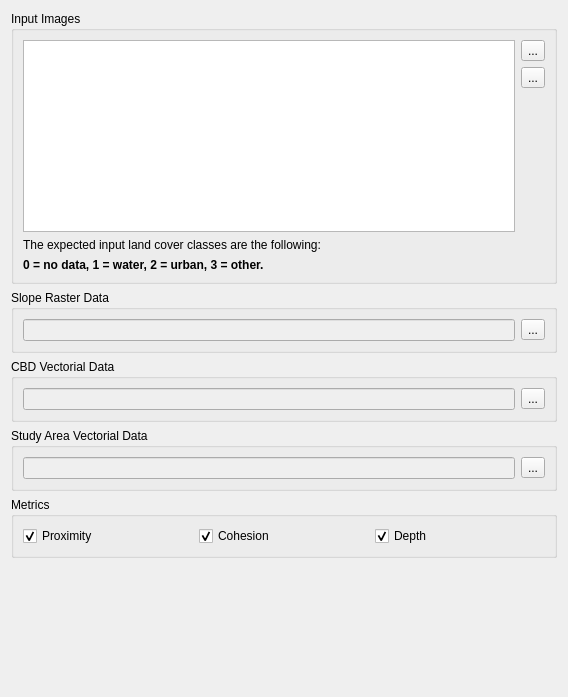
Above: src/terralib_mod_growth_qt/ui/SprawlMetricsWidgetForm.ui from ericabreu82/urban_analysis before the change. Below: the same form after it.
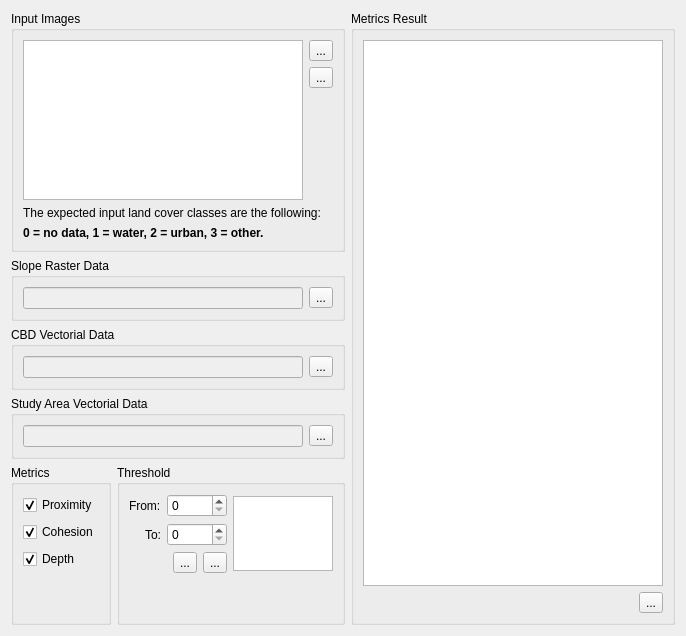
That is the form after the change.

Commit message: SprawlMetricsWidget enhancements

```diff
--- a/src/terralib_mod_growth_qt/ui/SprawlMetricsWidgetForm.ui
+++ b/src/terralib_mod_growth_qt/ui/SprawlMetricsWidgetForm.ui
@@ -6,21 +6,176 @@
    <rect>
     <x>0</x>
     <y>0</y>
-    <width>568</width>
-    <height>697</height>
+    <width>683</width>
+    <height>636</height>
    </rect>
   </property>
   <property name="windowTitle">
    <string>Sprawl Metrics</string>
   </property>
+  <layout class="QGridLayout" name="gridLayout_21">
+   <item row="0" column="0">
+    <layout class="QGridLayout" name="gridLayout_20">
+     <item row="0" column="0">
+      <layout class="QGridLayout" name="gridLayout_19">
+       <item row="4" column="0">
+        <layout class="QGridLayout" name="gridLayout_18">
+         <item row="0" column="0">
+          <widget class="QGroupBox" name="groupBox_6">
+           <property name="title">
+            <string>Metrics</string>
+           </property>
+           <property name="flat">
+            <bool>true</bool>
+           </property>
+           <layout class="QGridLayout" name="gridLayout_11">
+            <item row="0" column="0">
+             <widget class="QCheckBox" name="m_proximityCheckBox">
+              <property name="text">
+               <string>Proximity</string>
+              </property>
+              <property name="checked">
+               <bool>true</bool>
+              </property>
+             </widget>
+            </item>
+            <item row="2" column="0">
+             <widget class="QCheckBox" name="m_depthCheckBox">
+              <property name="text">
+               <string>Depth</string>
+              </property>
+              <property name="checked">
+               <bool>true</bool>
+              </property>
+             </widget>
+            </item>
+            <item row="1" column="0">
+             <widget class="QCheckBox" name="m_cohesionCheckBox">
+              <property name="text">
+               <string>Cohesion</string>
+              </property>
+              <property name="checked">
+               <bool>true</bool>
+              </property>
+             </widget>
+            </item>
+            <item row="3" column="0">
+             <spacer name="verticalSpacer_5">
+              <property name="orientation">
+               <enum>Qt::Vertical</enum>
+              </property>
+              <property name="sizeType">
+               <enum>QSizePolicy::Minimum</enum>
+              </property>
+              <property name="sizeHint" stdset="0">
+               <size>
+                <width>20</width>
+                <height>40</height>
+               </size>
+              </property>
+             </spacer>
+            </item>
+           </layout>
+          </widget>
+         </item>
+         <item row="0" column="1">
+          <widget class="QGroupBox" name="groupBox_5">
+           <property name="title">
+            <string>Threshold</string>
+           </property>
+           <property name="flat">
+            <bool>true</bool>
+           </property>
   <layout class="QGridLayout" name="gridLayout_13">
-   <item row="1" column="0">
+            <item row="0" column="0">
+             <layout class="QGridLayout" name="gridLayout_10">
+              <item row="0" column="0">
+               <layout class="QGridLayout" name="gridLayout_7">
+                <item row="0" column="0">
     <layout class="QGridLayout" name="gridLayout_12">
-     <item row="4" column="0">
+                  <item row="0" column="1" colspan="3">
+                   <widget class="QSpinBox" name="m_fromSpinBox"/>
+                  </item>
+                  <item row="2" column="3">
+                   <widget class="QToolButton" name="m_removeThresholdToolButton">
+                    <property name="text">
+                     <string>...</string>
+                    </property>
+                   </widget>
+                  </item>
+                  <item row="0" column="0">
+                   <widget class="QLabel" name="label">
+                    <property name="text">
+                     <string>From:</string>
+                    </property>
+                   </widget>
+                  </item>
+                  <item row="1" column="0">
+                   <widget class="QLabel" name="label_2">
+                    <property name="text">
+                     <string>To:</string>
+                    </property>
+                    <property name="alignment">
+                     <set>Qt::AlignRight|Qt::AlignTrailing|Qt::AlignVCenter</set>
+                    </property>
+                   </widget>
+                  </item>
+                  <item row="1" column="1" colspan="3">
+                   <widget class="QSpinBox" name="m_toSpinBox"/>
+                  </item>
+                  <item row="2" column="2">
+                   <widget class="QToolButton" name="m_addThresholdToolButton">
+                    <property name="text">
+                     <string>...</string>
+                    </property>
+                   </widget>
+                  </item>
+                 </layout>
+                </item>
+                <item row="0" column="1">
+                 <widget class="QListWidget" name="m_thresholdListWidget">
+                  <property name="sizePolicy">
+                   <sizepolicy hsizetype="Expanding" vsizetype="Minimum">
+                    <horstretch>0</horstretch>
+                    <verstretch>0</verstretch>
+                   </sizepolicy>
+                  </property>
+                  <property name="minimumSize">
+                   <size>
+                    <width>100</width>
+                    <height>75</height>
+                   </size>
+                  </property>
+                  <property name="maximumSize">
+                   <size>
+                    <width>100</width>
+                    <height>75</height>
+                   </size>
+                  </property>
+                  <property name="dragDropMode">
+                   <enum>QAbstractItemView::InternalMove</enum>
+                  </property>
+                  <property name="defaultDropAction">
+                   <enum>Qt::TargetMoveAction</enum>
+                  </property>
+                  <property name="alternatingRowColors">
+                   <bool>true</bool>
+                  </property>
+                  <property name="selectionMode">
+                   <enum>QAbstractItemView::MultiSelection</enum>
+                  </property>
+                 </widget>
+                </item>
+               </layout>
+              </item>
+              <item row="1" column="0">
       <spacer name="verticalSpacer">
        <property name="orientation">
         <enum>Qt::Vertical</enum>
        </property>
+                <property name="sizeType">
+                 <enum>QSizePolicy::Minimum</enum>
+                </property>
        <property name="sizeHint" stdset="0">
         <size>
          <width>20</width>
@@ -29,7 +184,14 @@
        </property>
       </spacer>
      </item>
-     <item row="0" column="0">
+             </layout>
+            </item>
+           </layout>
+          </widget>
+         </item>
+        </layout>
+       </item>
+       <item row="1" column="0">
       <widget class="QGroupBox" name="groupBox">
        <property name="title">
         <string>Slope Raster Data</string>
@@ -59,110 +221,6 @@
        </layout>
       </widget>
      </item>
-     <item row="3" column="0">
-      <widget class="QGroupBox" name="groupBox_6">
-       <property name="title">
-        <string>Metrics</string>
-       </property>
-       <property name="flat">
-        <bool>true</bool>
-       </property>
-       <layout class="QGridLayout" name="gridLayout_11">
-        <item row="0" column="0">
-         <widget class="QCheckBox" name="m_proximityCheckBox">
-          <property name="text">
-           <string>Proximity</string>
-          </property>
-          <property name="checked">
-           <bool>true</bool>
-          </property>
-         </widget>
-        </item>
-        <item row="0" column="1">
-         <widget class="QCheckBox" name="m_cohesionCheckBox">
-          <property name="text">
-           <string>Cohesion</string>
-          </property>
-          <property name="checked">
-           <bool>true</bool>
-          </property>
-         </widget>
-        </item>
-        <item row="0" column="2">
-         <widget class="QCheckBox" name="m_depthCheckBox">
-          <property name="text">
-           <string>Depth</string>
-          </property>
-          <property name="checked">
-           <bool>true</bool>
-          </property>
-         </widget>
-        </item>
-       </layout>
-      </widget>
-     </item>
-     <item row="1" column="0">
-      <widget class="QGroupBox" name="groupBox_2">
-       <property name="title">
-        <string>CBD Vectorial Data</string>
-       </property>
-       <property name="flat">
-        <bool>true</bool>
-       </property>
-       <layout class="QGridLayout" name="gridLayout_3">
-        <item row="0" column="0">
-         <layout class="QGridLayout" name="gridLayout_4">
-          <item row="0" column="0">
-           <widget class="QLineEdit" name="m_cbdVecLineEdit">
-            <property name="enabled">
-             <bool>false</bool>
-            </property>
-           </widget>
-          </item>
-          <item row="0" column="1">
-           <widget class="QToolButton" name="m_cbdVecToolButton">
-            <property name="text">
-             <string>...</string>
-            </property>
-           </widget>
-          </item>
-         </layout>
-        </item>
-       </layout>
-      </widget>
-     </item>
-     <item row="2" column="0">
-      <widget class="QGroupBox" name="groupBox_3">
-       <property name="title">
-        <string>Study Area Vectorial Data</string>
-       </property>
-       <property name="flat">
-        <bool>true</bool>
-       </property>
-       <layout class="QGridLayout" name="gridLayout_5">
-        <item row="0" column="0">
-         <layout class="QGridLayout" name="gridLayout_6">
-          <item row="0" column="0">
-           <widget class="QLineEdit" name="m_studyAreaVecLineEdit">
-            <property name="enabled">
-             <bool>false</bool>
-            </property>
-           </widget>
-          </item>
-          <item row="0" column="1">
-           <widget class="QToolButton" name="m_studyAreaVecToolButton">
-            <property name="text">
-             <string>...</string>
-            </property>
-           </widget>
-          </item>
-         </layout>
-        </item>
-       </layout>
-      </widget>
-     </item>
-    </layout>
-   </item>
    <item row="0" column="0">
     <widget class="QGroupBox" name="groupBox_7">
      <property name="title">
@@ -239,6 +297,119 @@
      </layout>
     </widget>
    </item>
+       <item row="2" column="0">
+        <widget class="QGroupBox" name="groupBox_2">
+         <property name="title">
+          <string>CBD Vectorial Data</string>
+         </property>
+         <property name="flat">
+          <bool>true</bool>
+         </property>
+         <layout class="QGridLayout" name="gridLayout_3">
+          <item row="0" column="0">
+           <layout class="QGridLayout" name="gridLayout_4">
+            <item row="0" column="0">
+             <widget class="QLineEdit" name="m_cbdVecLineEdit">
+              <property name="enabled">
+               <bool>false</bool>
+              </property>
+             </widget>
+            </item>
+            <item row="0" column="1">
+             <widget class="QToolButton" name="m_cbdVecToolButton">
+              <property name="text">
+               <string>...</string>
+              </property>
+             </widget>
+            </item>
+           </layout>
+          </item>
+         </layout>
+        </widget>
+       </item>
+       <item row="3" column="0">
+        <widget class="QGroupBox" name="groupBox_3">
+         <property name="title">
+          <string>Study Area Vectorial Data</string>
+         </property>
+         <property name="flat">
+          <bool>true</bool>
+         </property>
+         <layout class="QGridLayout" name="gridLayout_5">
+          <item row="0" column="0">
+           <layout class="QGridLayout" name="gridLayout_6">
+            <item row="0" column="0">
+             <widget class="QLineEdit" name="m_studyAreaVecLineEdit">
+              <property name="enabled">
+               <bool>false</bool>
+              </property>
+             </widget>
+            </item>
+            <item row="0" column="1">
+             <widget class="QToolButton" name="m_studyAreaVecToolButton">
+              <property name="text">
+               <string>...</string>
+              </property>
+             </widget>
+            </item>
+           </layout>
+          </item>
+         </layout>
+        </widget>
+       </item>
+      </layout>
+     </item>
+     <item row="0" column="1">
+      <widget class="QGroupBox" name="groupBox_4">
+       <property name="title">
+        <string>Metrics Result</string>
+       </property>
+       <property name="flat">
+        <bool>true</bool>
+       </property>
+       <layout class="QGridLayout" name="gridLayout_9">
+        <item row="0" column="0">
+         <layout class="QGridLayout" name="gridLayout_8">
+          <item row="0" column="0" colspan="2">
+           <widget class="QTableWidget" name="m_metricsTableWidget">
+            <property name="minimumSize">
+             <size>
+              <width>300</width>
+              <height>0</height>
+             </size>
+            </property>
+           </widget>
+          </item>
+          <item row="1" column="0">
+           <spacer name="horizontalSpacer_2">
+            <property name="orientation">
+             <enum>Qt::Horizontal</enum>
+            </property>
+            <property name="sizeHint" stdset="0">
+             <size>
+              <width>40</width>
+              <height>20</height>
+             </size>
+            </property>
+           </spacer>
+          </item>
+          <item row="1" column="1">
+           <widget class="QToolButton" name="m_exportMetricsInfoToolButton">
+            <property name="toolTip">
+             <string>Export Indexes Informations...</string>
+            </property>
+            <property name="text">
+             <string>...</string>
+            </property>
+           </widget>
+          </item>
+         </layout>
+        </item>
+       </layout>
+      </widget>
+     </item>
+    </layout>
+   </item>
   </layout>
  </widget>
  <tabstops>
```
Left out of the diff: 21 changed lines with no effect on the pictures. Lines whose indentation alone changed are shown as unchanged. The commit also changes 2 other files.
